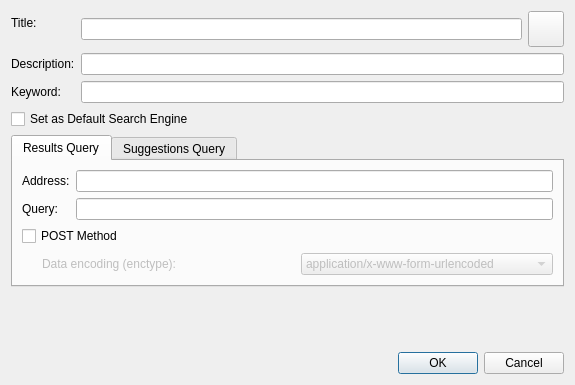
Above: src/ui/SearchPropertiesDialog.ui from OtterBrowser/otter-browser before the change. Below: the same form after it.
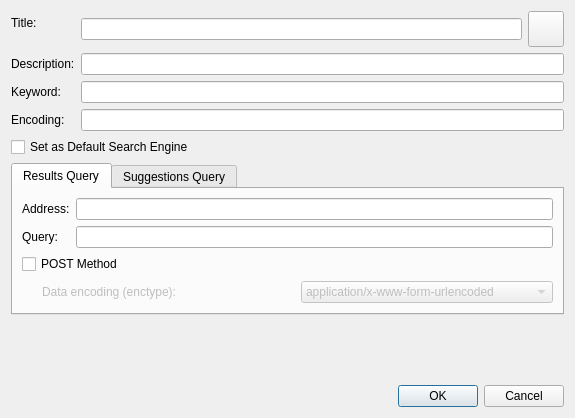
That is the form after the change. Icons and pictures are not drawn.

Commit message: Overhaul of search engines, do not create local copies if not needed and simplify code, fixes #694

Patch:
```diff
--- a/src/ui/SearchPropertiesDialog.ui
+++ b/src/ui/SearchPropertiesDialog.ui
@@ -7,7 +7,7 @@
     <x>0</x>
     <y>0</y>
     <width>575</width>
-    <height>385</height>
+    <height>418</height>
    </rect>
   </property>
   <property name="windowTitle">
@@ -88,6 +88,23 @@
      <item row="3" column="1">
       <widget class="QLineEdit" name="keywordLineEdit"/>
      </item>
+     <item row="4" column="0">
+      <widget class="QLabel" name="encodingLabel">
+       <property name="text">
+        <string>Encoding:</string>
+       </property>
+       <property name="buddy">
+        <cstring>encodingLineEdit</cstring>
+       </property>
+      </widget>
+     </item>
+     <item row="4" column="1">
+      <widget class="QLineEdit" name="encodingLineEdit">
+       <property name="readOnly">
+        <bool>true</bool>
+       </property>
+      </widget>
+     </item>
     </layout>
    </item>
    <item>
```
Left out of the diff: 2 changed lines with no effect on the pictures. The commit also changes 16 other files.
